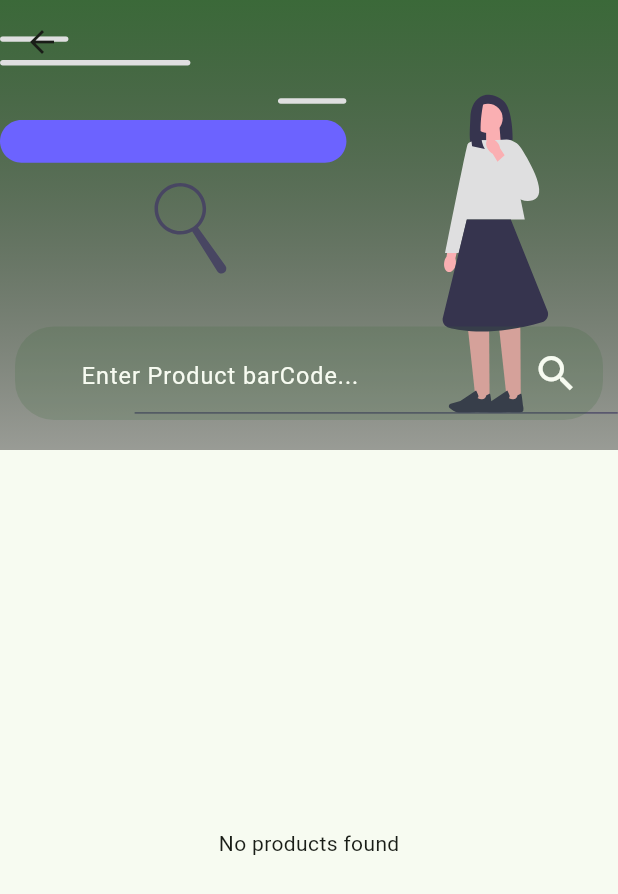
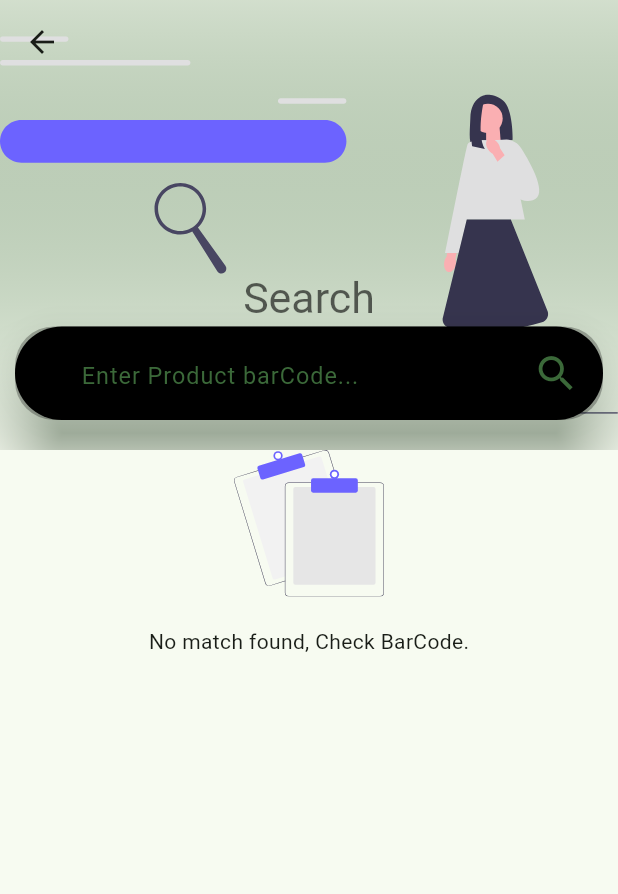
Before and after one commit to wantedbear007/Compass, a Flutter app: the SearchScreen screen opened directly, on a phone screen of 412 x 824 dp. Shown: the top 894 px of the screen. Run offline on Flutter 3.47's test engine with Material 3 defaults, Android fonts, the phone set to English and light mode, and no system bars; our stand-ins replace cached_network_image, flutter_form_builder, flutter_svg, get, loading_animation_widget, numberpicker and 1 more; missing offline and left inert: simple_barcode_scanner; accounts and stored records are empty; network calls fail.

Commit message:
minor changes in search screen.

```diff
--- a/lib/screens/search/search_screen.dart
+++ b/lib/screens/search/search_screen.dart
@@ -27,22 +27,37 @@ class _SearchScreenState extends State<SearchScreen> {
       body: CustomScrollView(
         slivers: <Widget>[
           SliverAppBar(
+            elevation: 10,
+            collapsedHeight: 100,
             pinned: true,
             floating: true,
             expandedHeight: 300.0,
             flexibleSpace: FlexibleSpaceBar(
-              titlePadding: EdgeInsets.symmetric(horizontal: 10, vertical: 20),
+              titlePadding:
+                  const EdgeInsets.symmetric(horizontal: 10, vertical: 20),
               expandedTitleScale: 1.3,
-              title: TextField(
+              title: Column(
+                mainAxisAlignment: MainAxisAlignment.end,
+                children: [
+                  Text("Search",
+                      style: TextStyle(color: Theme.of(context).hintColor)),
+                  PhysicalModel(
+                    borderRadius: BorderRadius.circular(25),
+                    color: Colors.black,
+                    elevation: 20.0,
+                    shadowColor: Theme.of(context).primaryColor,
+                    child: TextField(
                       keyboardType: TextInputType.number,
                       controller: searchScreenController.barCodeController,
                       decoration: InputDecoration(
-                  fillColor: Theme.of(context).primaryColor.withAlpha(50),
+                        fillColor:
+                            Theme.of(context).disabledColor.withAlpha(70),
                         labelStyle: TextStyle(
                             fontSize: 10,
                             color: Theme.of(context).cardColor.withAlpha(100)),
                         hintStyle: TextStyle(
-                      fontSize: 12, color: Theme.of(context).cardColor),
+                            fontSize: 12,
+                            color: Theme.of(context).primaryColor),
                         contentPadding:
                             EdgeInsets.symmetric(horizontal: 30, vertical: 3),
                         hintText: "Enter Product barCode...",
@@ -53,15 +68,19 @@ class _SearchScreenState extends State<SearchScreen> {
                         ),
                         suffixIcon: IconButton(
                           onPressed: () async {
+                            FocusManager.instance.primaryFocus?.unfocus();
                             await searchScreenController.searchProducts();
                             setState(() {});
                           },
                           icon: Icon(
                             Icons.search,
-                      color: Theme.of(context).cardColor,
+                            color: Theme.of(context).primaryColor,
                           ),
                         ),
                       ),
+                    ),
+                  ),
+                ],
               ),
               background: Container(
                 child: SvgPicture.asset("assets/search2.svg"),
@@ -70,8 +89,9 @@ class _SearchScreenState extends State<SearchScreen> {
                         begin: Alignment.topCenter,
                         end: Alignment.bottomCenter,
                         colors: [
-                      Theme.of(context).primaryColor,
-                      Theme.of(context).disabledColor
+                      Theme.of(context).primaryColor.withAlpha(50),
+                      Theme.of(context).cardColor
+                      // Theme.of(context).primaryColor,
                     ])),
               ),
             ),
@@ -81,22 +101,33 @@ class _SearchScreenState extends State<SearchScreen> {
             builder: (context, snapshot) {
               if (snapshot.connectionState == ConnectionState.waiting) {
                 return SliverFillRemaining(
-                  child: Center(child: CircularProgressIndicator()),
+                  child: LoadingWidget(),
                 ); // Centered progress indicator
               } else if (snapshot.hasError) {
                 return SliverFillRemaining(
-                  child: Center(child: Text('Error: ${snapshot.error}')),
+                  child: CustomErrorWidget(
+                      assetName: "server.svg",
+                      subtitle: "Oops, seems like server is busy, Try again."),
                 ); // Handle errors
               } else if (!snapshot.hasData || snapshot.data!.isEmpty) {
                 return SliverFillRemaining(
-                  child: Center(child: Text('No products found')),
+                  child: ListView(
+                    children: [
+                      CustomErrorWidget(
+                          assetName: "notFound.svg",
+                          subtitle: "No match found, Check BarCode."),
+                    ],
+                  ),
                 ); // Handle empty data
               } else {
                 return SliverList(
                   delegate: SliverChildBuilderDelegate(
                     (BuildContext context, int index) {
                       final product = snapshot.data![index];
-                      return SmallProductCard(imageUrl: product.imageUrl!, productName: product.name!, barCode: product.barCodeId!);
+                      return SmallProductCard(
+                          imageUrl: product.imageUrl!,
+                          productName: product.name!,
+                          barCode: product.barCodeId!);
                     },
                     childCount: snapshot.data!
                         .length, // Dynamic child count based on data length
--- a/lib/screens/search/search_screen_controller.dart
+++ b/lib/screens/search/search_screen_controller.dart
@@ -13,12 +13,14 @@ class SearchScreenController extends GetxController {
   TextEditingController barCodeController = TextEditingController();
 
 
+  @override
+  void dispose() {
+    barCodeController.dispose();
+    super.dispose();
+  }
+
 //   to search items
   Future<List<ProductModel>> searchProducts() async {
-
-    // if (barCodeController.text.isEmpty && query != "8") {
-    //   compassDialog(appName, "Search field cannot be empty.", "Okay");
-    // }
 
 
     String token = await localStorageServices.getFromLocal("token");
--- a/lib/widgets/loading_widget.dart
+++ b/lib/widgets/loading_widget.dart
@@ -9,11 +9,13 @@ class LoadingWidget extends StatelessWidget {
   @override
   Widget build(BuildContext context) {
     return Column(
+      mainAxisAlignment: MainAxisAlignment.center,
       children: [
         SvgPicture.asset("assets/loading.svg", width: 100,),
+        SizedBox(height: 20,),
         LoadingAnimationWidget.staggeredDotsWave(
-            color: Theme.of(context).primaryColor, size: 30),
-        Text("Loading")
+            color: Theme.of(context).focusColor, size: 50),
+        Text("Loading",)
       ],
     );
   }
--- a/lib/widgets/server_error_widget.dart
+++ b/lib/widgets/server_error_widget.dart
@@ -14,9 +14,9 @@ class CustomErrorWidget extends StatelessWidget {
       child: Column(
         mainAxisAlignment: MainAxisAlignment.center,
         children: [
-          SvgPicture.asset("assets/$assetName", width: 200,),
+          SvgPicture.asset("assets/$assetName", width: 100,),
           SizedBox(height: 20,),
-          Text(subtitle, style: const TextStyle(fontWeight: FontWeight.w300),)
+          Text(subtitle, style: const TextStyle(fontWeight: FontWeight.w400),)
         ],
       ),
     );
```
Also changed, not shown: assets/search3.svg (added), assets/search4.svg (added). Lines whose indentation alone changed are shown as unchanged.
